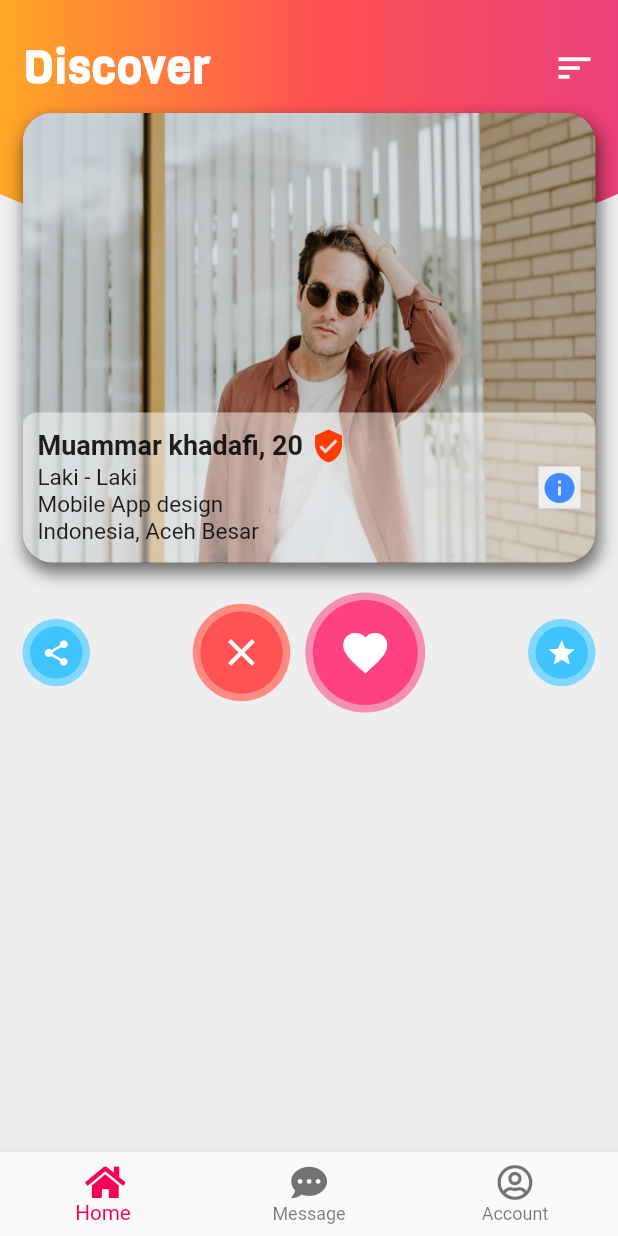
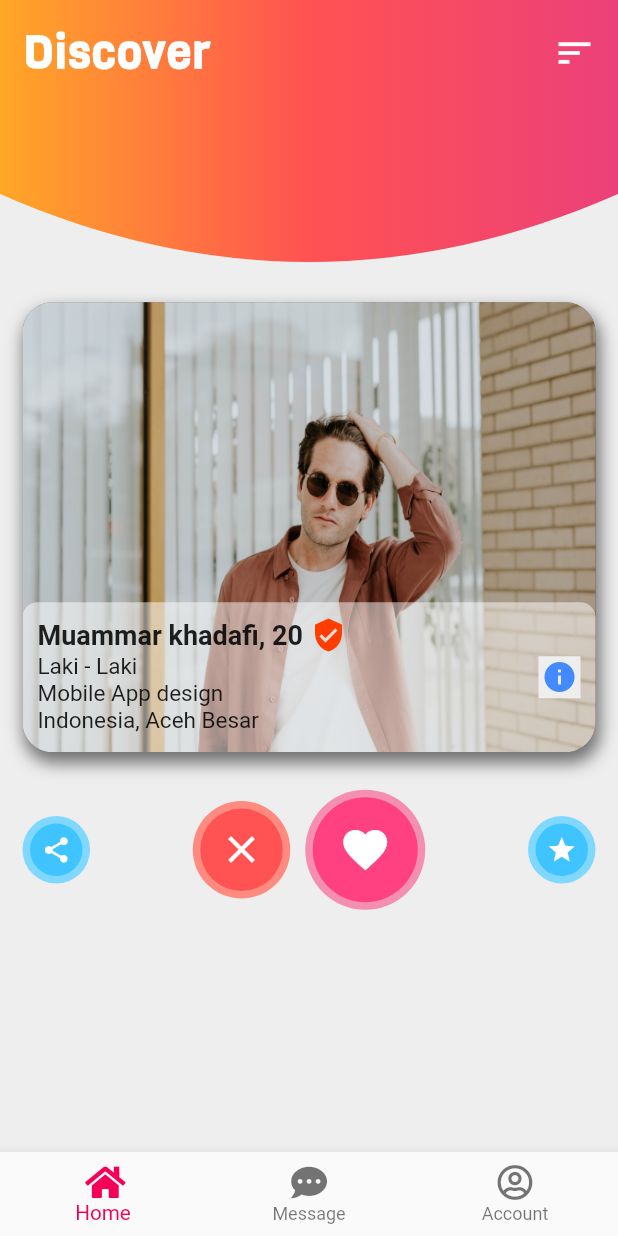
Before and after one commit to zynmarr/new_design, a Flutter app: the screen it shows after launch, on a phone screen of 412 x 824 dp. Run offline on Flutter 3.47's test engine with Material 2 defaults, Android fonts, the phone set to English and light mode, and no system bars; our stand-ins replace flutter_swiper, font_awesome_flutter.

Commit message:
some change

```diff
--- a/lib/Screens/Menu/home.dart
+++ b/lib/Screens/Menu/home.dart
@@ -36,14 +36,12 @@ class _HomeState extends State<Home> {
                 ),
               ),
             ),
+
             Container(
               height: MediaQuery.of(context).size.height,
-              child: ListView(
-                padding: EdgeInsets.only(
-                  left: 15,
-                  right: 15,
-                  top: 25,
-                ),
+              padding: EdgeInsets.all(15.0),
+              child: Column(
+
                 children: <Widget>[
                   Row(
                   mainAxisAlignment: MainAxisAlignment.spaceBetween,
@@ -69,9 +67,15 @@ class _HomeState extends State<Home> {
                     ),
                   ],
                 ),
-                  SizedBox(
-                    height: 10.0,
-                  ),
+                  Expanded(
+
+                    child: Column(
+                      crossAxisAlignment: CrossAxisAlignment.center,
+                      mainAxisAlignment: MainAxisAlignment.center,
+                      children: <Widget>[
+
+                      Column(
+                        children: <Widget>[
                           Container(
                             height: 300,
                             decoration: BoxDecoration(
@@ -103,9 +107,7 @@ class _HomeState extends State<Home> {
                               physics: NeverScrollableScrollPhysics(),
                             ),
                           ),
-                  SizedBox(
-                    height: 20.0,
-                  ),
+                          SizedBox(height: 25.0,),
                           Container(
                         width: MediaQuery.of(context).size.width,
                         child: Row(
@@ -236,6 +238,12 @@ class _HomeState extends State<Home> {
                             ),
                           ],
                         ),
+                      )
+                        ],
+                      ),
+
+                      ],
+                    ),
                   ),
                 ],
               ),
```
Lines whose indentation alone changed are shown as unchanged.
